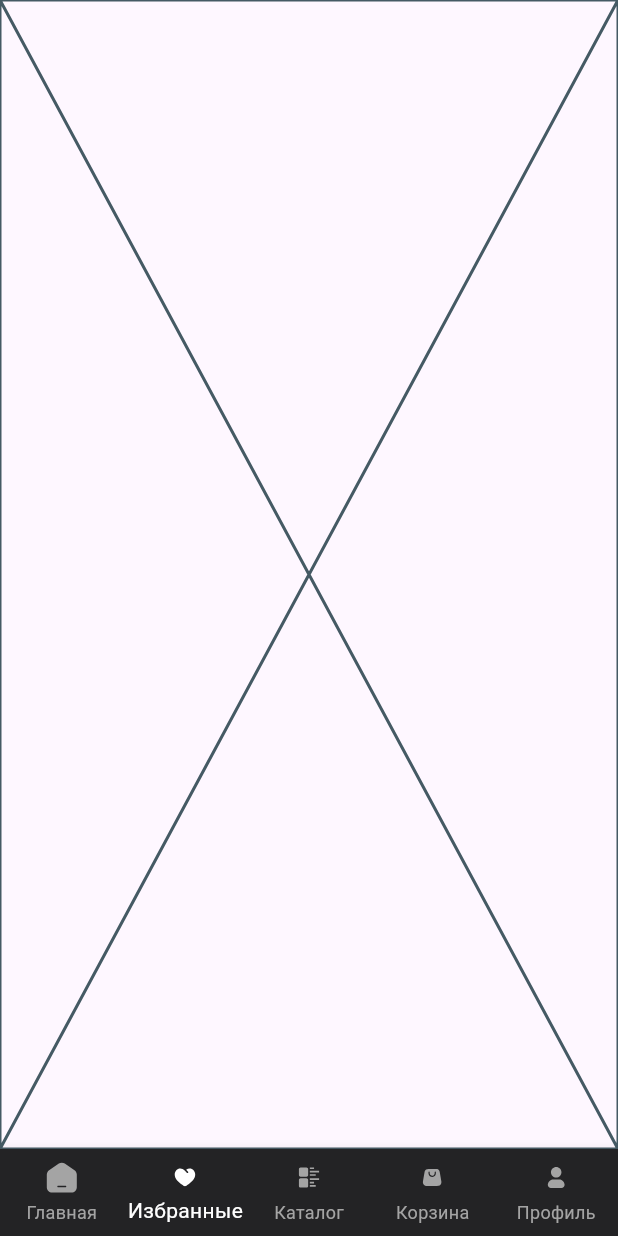
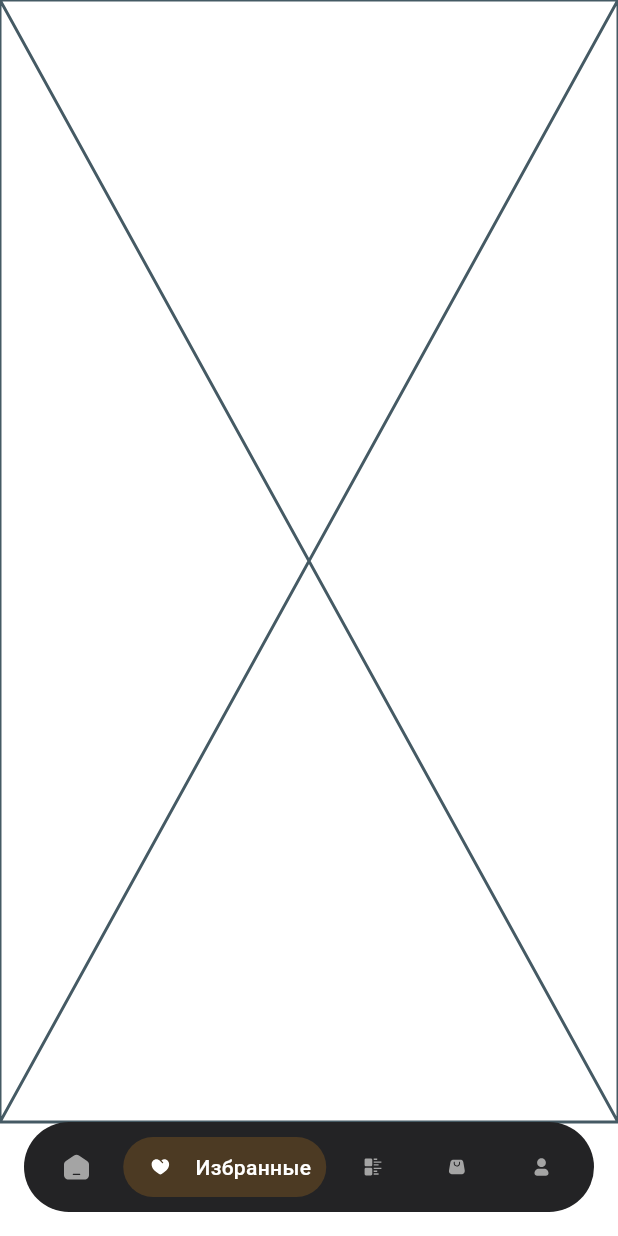
Before and after one commit to KamilaAbdu/Steak-Dream, a Flutter app: the screen it shows after launch, item 2 of the bottom bar chosen, on a phone screen of 412 x 824 dp. Run offline on Flutter 3.47's test engine with Material 3 defaults, Android fonts, the phone set to English and light mode, and no system bars; our stand-ins replace auto_route, flutter_svg; project files that could hold a hidden picture were left out.

```diff
--- a/lib/core/assets/app_assets.dart
+++ b/lib/core/assets/app_assets.dart
@@ -4,6 +4,8 @@ class AppAssets {
   static const String catalogNavigationBarItem = 'lib/core/assets/icons//catalog_navigation_ic.svg';
   static const String cartNavigationBarItem = 'lib/core/assets/icons//cart_navigation_ic.svg';
   static const String profileNavigationBarItem = 'lib/core/assets/icons//profile_navigation_ic.svg';
+  static const String themeSwicherIcon = 'lib/core/assets/icons/theme_swicher.svg';
+
 
 
 
--- a/lib/core/provider/theme_provider.dart
+++ b/lib/core/provider/theme_provider.dart
@@ -2,6 +2,15 @@ import 'package:flutter/material.dart';
 import 'package:steak_dream/core/theme/app_theme.dart';
 
 class ThemeProvider extends ChangeNotifier {
-  ThemeData currentTheme = AppTheme.darkTheme;
+  bool _isDarkMode = true;
 
+  ThemeData get currentTheme =>
+      _isDarkMode ? AppTheme.darkTheme : AppTheme.lightTheme;
+
+  bool get isDark => _isDarkMode;
+
+  void toggleTheme() {
+    _isDarkMode = !_isDarkMode;
+    notifyListeners();
+  }
 }
--- a/lib/core/theme/app_colors.dart
+++ b/lib/core/theme/app_colors.dart
@@ -2,8 +2,11 @@ import 'package:flutter/material.dart';
 
 abstract class AppColors {
   static const Color white = Color(0xffffffff);
+  static const Color backgraoundBlack = Color(0xff121212);
+
   static const Color uiLightGrey = Color(0xffA4A4A4);
   static const Color uiDarkGrey = Color(0xff232325);
+  static const Color orangeBackgroundTransparent20 = Color(0x33F0971C);
 
 
 }
--- a/lib/core/theme/app_theme.dart
+++ b/lib/core/theme/app_theme.dart
@@ -2,4 +2,6 @@ import 'package:flutter/material.dart';
 
 abstract class AppTheme extends ChangeNotifier {
   static final darkTheme = ThemeData();
+  static final lightTheme = ThemeData();
+
 }
--- a/lib/features/navigation/main_tab_wrapper_screen.dart
+++ b/lib/features/navigation/main_tab_wrapper_screen.dart
@@ -24,86 +24,83 @@ class MainTabWrapperScreen extends StatelessWidget {
         final tabsRouter = AutoTabsRouter.of(context);
 
         return Scaffold(
+          backgroundColor: Colors.transparent,
           body: child,
-          bottomNavigationBar: BottomNavigationBar(
-            currentIndex: tabsRouter.activeIndex,
-            onTap: tabsRouter.setActiveIndex,
-            backgroundColor: AppColors.uiDarkGrey,
-            selectedItemColor: AppColors.white,
-            unselectedItemColor: AppColors.uiLightGrey,
-            type: BottomNavigationBarType.fixed,
-            items: [
-              BottomNavigationBarItem(
-                icon: SvgPicture.asset(
+          bottomNavigationBar: Container(
+            margin: const EdgeInsets.only(bottom: 16, left: 16, right: 16),
+            padding: const EdgeInsets.symmetric(horizontal: 10, vertical: 10),
+            decoration: BoxDecoration(
+              color: AppColors.uiDarkGrey,
+              borderRadius: BorderRadius.circular(40),
+            ),
+            width: 358,
+            height: 60,
+            child: Row(
+              mainAxisAlignment: MainAxisAlignment.spaceBetween,
+              children: List.generate(5, (index) {
+                final isSelected = tabsRouter.activeIndex == index;
+
+                final icon =
+                    [
                       AppAssets.mainNavigationBarItem,
-                  height: 24,
-                  width: 24,
+                      AppAssets.favoriteNavigationBarItem,
+                      AppAssets.catalogNavigationBarItem,
+                      AppAssets.cartNavigationBarItem,
+                      AppAssets.profileNavigationBarItem,
+                    ][index];
+
+                final label =
+                    [
+                      context.lang.mainNavigationBarItem,
+                      context.lang.favoriteNavigationBarItem,
+                      context.lang.catalogNavigationBarItem,
+                      context.lang.cartNavigationBarItem,
+                      context.lang.profileNavigationBarItem,
+                    ][index];
+
+                return GestureDetector(
+                  onTap: () => tabsRouter.setActiveIndex(index),
+                  child: Container(
+                    padding: const EdgeInsets.symmetric(
+                      horizontal: 10,
+                      vertical: 10,
+                    ),
+                    decoration:
+                        isSelected
+                            ? BoxDecoration(
+                              color: AppColors.orangeBackgroundTransparent20,
+                              borderRadius: BorderRadius.circular(40),
+                            )
+                            : null,
+                    child: Row(
+                      children: [
+                        SvgPicture.asset(
+                          icon,
+                          height: 30,
+                          width: 30,
                           colorFilter: ColorFilter.mode(
-                    tabsRouter.activeIndex == 0
+                            isSelected
                                 ? AppColors.white
                                 : AppColors.uiLightGrey,
                             BlendMode.srcIn,
                           ),
                         ),
-                label: context.lang.mainNavigationBarItem,
-              ),
-              BottomNavigationBarItem(
-                icon: SvgPicture.asset(
-                  AppAssets.favoriteNavigationBarItem,
-                  height: 24,
-                  width: 24,
-                  colorFilter: ColorFilter.mode(
-                    tabsRouter.activeIndex == 1
-                        ? AppColors.white
-                        : AppColors.uiLightGrey,
-                    BlendMode.srcIn,
+                        if (isSelected) ...[
+                          const SizedBox(width: 8),
+                          Text(
+                            label,
+                            style: const TextStyle(
+                              color: AppColors.white,
+                              fontWeight: FontWeight.w500,
                             ),
                           ),
-                label: context.lang.favoriteNavigationBarItem,
-              ),
-              BottomNavigationBarItem(
-                icon: SvgPicture.asset(
-                  AppAssets.catalogNavigationBarItem,
-                  height: 24,
-                  width: 24,
-                  colorFilter: ColorFilter.mode(
-                    tabsRouter.activeIndex == 2
-                        ? AppColors.white
-                        : AppColors.uiLightGrey,
-                    BlendMode.srcIn,
+                        ],
+                      ],
                     ),
                   ),
-                label: context.lang.catalogNavigationBarItem,
+                );
+              }),
             ),
-              BottomNavigationBarItem(
-                icon: SvgPicture.asset(
-                  AppAssets.cartNavigationBarItem,
-                  height: 24,
-                  width: 24,
-                  colorFilter: ColorFilter.mode(
-                    tabsRouter.activeIndex == 3
-                        ? AppColors.white
-                        : AppColors.uiLightGrey,
-                    BlendMode.srcIn,
-                  ),
-                ),
-                label: context.lang.cartNavigationBarItem,
-              ),
-              BottomNavigationBarItem(
-                icon: SvgPicture.asset(
-                  AppAssets.profileNavigationBarItem,
-                  height: 24,
-                  width: 24,
-                  colorFilter: ColorFilter.mode(
-                    tabsRouter.activeIndex == 3
-                        ? AppColors.white
-                        : AppColors.uiLightGrey,
-                    BlendMode.srcIn,
-                  ),
-                ),
-                label: context.lang.profileNavigationBarItem,
-              ),
-            ],
           ),
         );
       },
```
Also changed, not shown: lib/core/theme/app_dimens.dart (added, +9 -0 lines), lib/core/theme/app_text_styles.dart (+44 -0 lines), lib/features/all_promotions/all_promotions_screen.dart (+7 -1 lines), lib/features/all_promotions/widgets/build_app_bar.dart (added, +61 -0 lines), pubspec.yaml (+7 -0 lines), lib/core/assets/fonts/gill_sans.otf (added), lib/core/assets/fonts/gill_sans.ttf (added), lib/core/assets/icons/theme_swicher.svg (added). Lines whose indentation alone changed are shown as unchanged.
